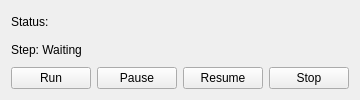
Qt form overlay_window.ui (Andrew-Heng-Yong/Automatic-Application-Assistant) before a commit.
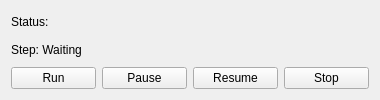
The same form after that commit.

Patch:
```diff
--- a/overlay_window.ui
+++ b/overlay_window.ui
@@ -6,10 +6,16 @@
    <rect>
     <x>0</x>
     <y>0</y>
-    <width>280</width>
+    <width>380</width>
     <height>100</height>
    </rect>
   </property>
+  <property name="maximumSize">
+   <size>
+    <width>380</width>
+    <height>100</height>
+   </size>
+  </property>
   <property name="windowTitle">
    <string>Overlay</string>
   </property>
```
